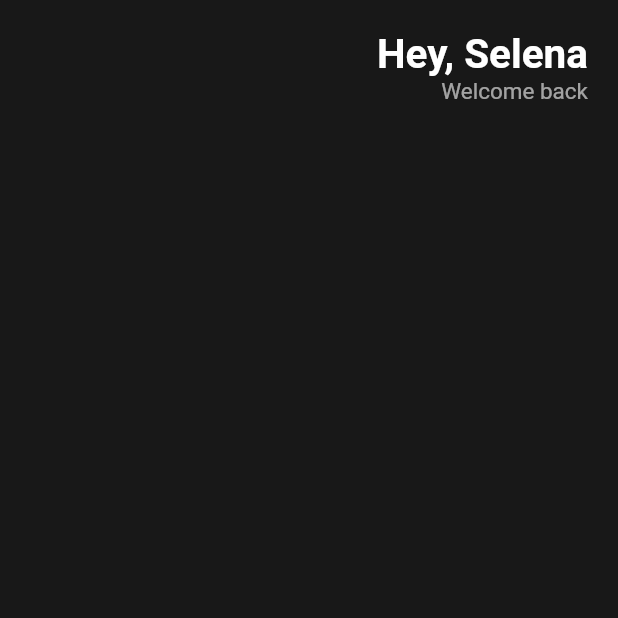
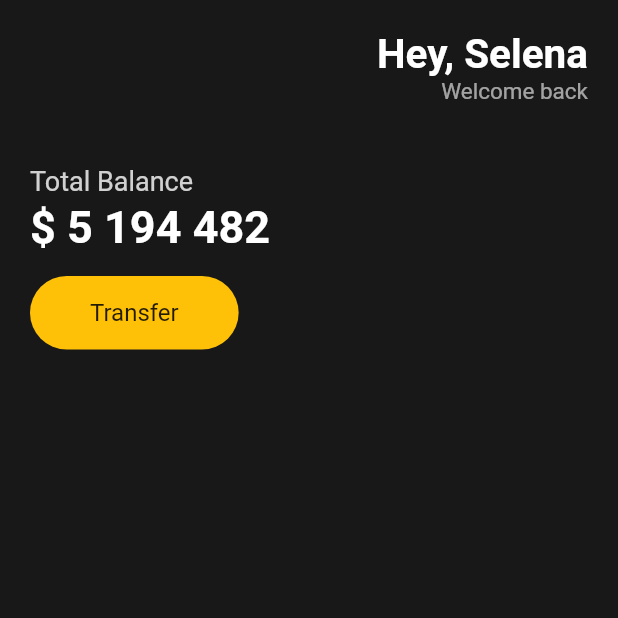
Before and after one commit to junxtar/flutter-study, a Flutter app: the screen it shows after launch, on a phone screen of 412 x 824 dp, the top half of it. Run offline on Flutter 3.47's test engine with Material 2 defaults, Android fonts, the phone set to English and light mode, and no system bars.

Commit message:
button section

```diff
--- a/ui_challenge/lib/main.dart
+++ b/ui_challenge/lib/main.dart
@@ -10,11 +10,12 @@ class App extends StatelessWidget {
   @override
   Widget build(BuildContext context) {
     return MaterialApp(
-        home: Scaffold(
-      backgroundColor: const Color(0xFF181818),
-      body: Padding(
+      home: Scaffold(
+        backgroundColor: const Color(0xFF181818),
+        body: Padding(
           padding: const EdgeInsets.symmetric(horizontal: 20),
           child: Column(
+            crossAxisAlignment: CrossAxisAlignment.start,
             children: [
               const SizedBox(
                 height: 20,
@@ -43,9 +44,54 @@ class App extends StatelessWidget {
                     ],
                   )
                 ],
-              )
+              ),
+              const SizedBox(
+                height: 40,
+              ),
+              Text(
+                "Total Balance",
+                style: TextStyle(
+                  color: Colors.white.withOpacity(0.8),
+                  fontSize: 18,
+                ),
+              ),
+              const SizedBox(
+                height: 3,
+              ),
+              const Text(
+                "\$ 5 194 482",
+                style: TextStyle(
+                    color: Colors.white,
+                    fontSize: 30,
+                    fontWeight: FontWeight.bold),
+              ),
+              const SizedBox(
+                height: 15,
+              ),
+              Row(children: [
+                Container(
+                  decoration: BoxDecoration(
+                    color: Colors.amber,
+                    borderRadius: BorderRadius.circular(45),
+                  ),
+                  child: const Padding(
+                    padding: EdgeInsets.symmetric(
+                      vertical: 15,
+                      horizontal: 40,
+                    ),
+                    child: Text(
+                      "Transfer",
+                      style: TextStyle(
+                        fontSize: 16,
+                      ),
+                    ),
+                  ),
+                )
+              ]),
             ],
-          )),
-    ));
+          ),
+        ),
+      ),
+    );
   }
 }
```
